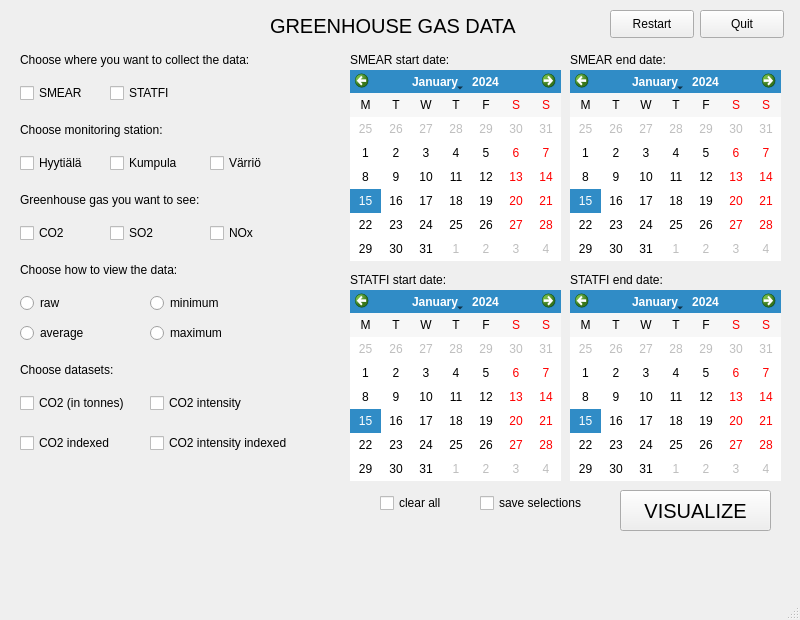
oliviakaroliina/greenhouse_gas, file greenhouse_gas/mainwindow.ui: the form before one commit.
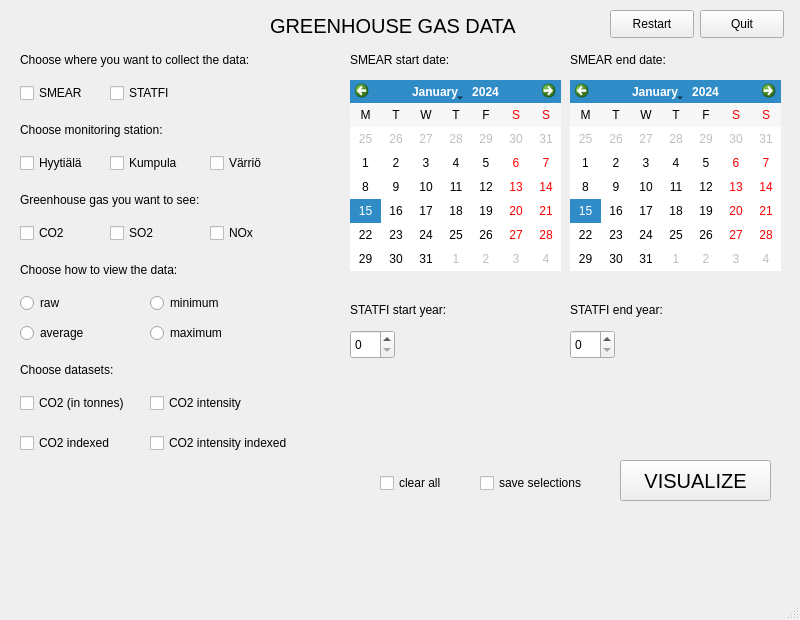
The form after the commit.

Commit message: statfi from date to year

What changed in the file:
```diff
--- a/greenhouse_gas/mainwindow.ui
+++ b/greenhouse_gas/mainwindow.ui
@@ -101,13 +101,13 @@
     <property name="geometry">
      <rect>
       <x>350</x>
-      <y>270</y>
+      <y>300</y>
       <width>121</width>
       <height>20</height>
      </rect>
     </property>
     <property name="text">
-     <string>STATFI start date:</string>
+     <string>STATFI start year:</string>
     </property>
    </widget>
    <widget class="QLabel" name="stationLabel">
@@ -351,7 +351,7 @@
     <property name="geometry">
      <rect>
       <x>480</x>
-      <y>490</y>
+      <y>470</y>
       <width>121</width>
       <height>26</height>
      </rect>
@@ -364,7 +364,7 @@
     <property name="geometry">
      <rect>
       <x>620</x>
-      <y>490</y>
+      <y>460</y>
       <width>151</width>
       <height>41</height>
      </rect>
@@ -382,7 +382,7 @@
     <property name="geometry">
      <rect>
       <x>570</x>
-      <y>70</y>
+      <y>80</y>
       <width>211</width>
       <height>191</height>
      </rect>
@@ -401,51 +401,7 @@
     <property name="geometry">
      <rect>
       <x>350</x>
-      <y>70</y>
-      <width>211</width>
-      <height>191</height>
-     </rect>
-    </property>
-    <property name="firstDayOfWeek">
-     <enum>Qt::Monday</enum>
-    </property>
-    <property name="selectionMode">
-     <enum>QCalendarWidget::SingleSelection</enum>
-    </property>
-    <property name="horizontalHeaderFormat">
-     <enum>QCalendarWidget::SingleLetterDayNames</enum>
-    </property>
-    <property name="verticalHeaderFormat">
-     <enum>QCalendarWidget::NoVerticalHeader</enum>
-    </property>
-   </widget>
-   <widget class="QCalendarWidget" name="statfiStartCalendar">
-    <property name="geometry">
-     <rect>
-      <x>350</x>
-      <y>290</y>
-      <width>211</width>
-      <height>191</height>
-     </rect>
-    </property>
-    <property name="firstDayOfWeek">
-     <enum>Qt::Monday</enum>
-    </property>
-    <property name="selectionMode">
-     <enum>QCalendarWidget::SingleSelection</enum>
-    </property>
-    <property name="horizontalHeaderFormat">
-     <enum>QCalendarWidget::SingleLetterDayNames</enum>
-    </property>
-    <property name="verticalHeaderFormat">
-     <enum>QCalendarWidget::NoVerticalHeader</enum>
-    </property>
-   </widget>
-   <widget class="QCalendarWidget" name="statfiEndCalendar">
-    <property name="geometry">
-     <rect>
-      <x>570</x>
-      <y>290</y>
+      <y>80</y>
       <width>211</width>
       <height>191</height>
      </rect>
@@ -467,13 +423,13 @@
     <property name="geometry">
      <rect>
       <x>570</x>
-      <y>270</y>
+      <y>300</y>
       <width>121</width>
       <height>20</height>
      </rect>
     </property>
     <property name="text">
-     <string>STATFI end date:</string>
+     <string>STATFI end year:</string>
     </property>
    </widget>
    <widget class="QPushButton" name="quitPushButton">
@@ -506,7 +462,7 @@
     <property name="geometry">
      <rect>
       <x>380</x>
-      <y>490</y>
+      <y>470</y>
       <width>81</width>
       <height>26</height>
      </rect>
@@ -515,6 +471,39 @@
      <string>clear all</string>
     </property>
    </widget>
+   <widget class="QSpinBox" name="statfiStartYear">
+    <property name="geometry">
+     <rect>
+      <x>350</x>
+      <y>330</y>
+      <width>45</width>
+      <height>29</height>
+     </rect>
+    </property>
+   </widget>
+   <widget class="QSpinBox" name="statfiEndYear">
+    <property name="geometry">
+     <rect>
+      <x>570</x>
+      <y>330</y>
+      <width>45</width>
+      <height>29</height>
+     </rect>
+    </property>
+   </widget>
+   <widget class="QLabel" name="errorLabel">
+    <property name="geometry">
+     <rect>
+      <x>350</x>
+      <y>400</y>
+      <width>421</width>
+      <height>41</height>
+     </rect>
+    </property>
+    <property name="text">
+     <string/>
+    </property>
+   </widget>
   </widget>
   <widget class="QMenuBar" name="menubar">
    <property name="geometry">
```
The commit also changes 3 other files.
